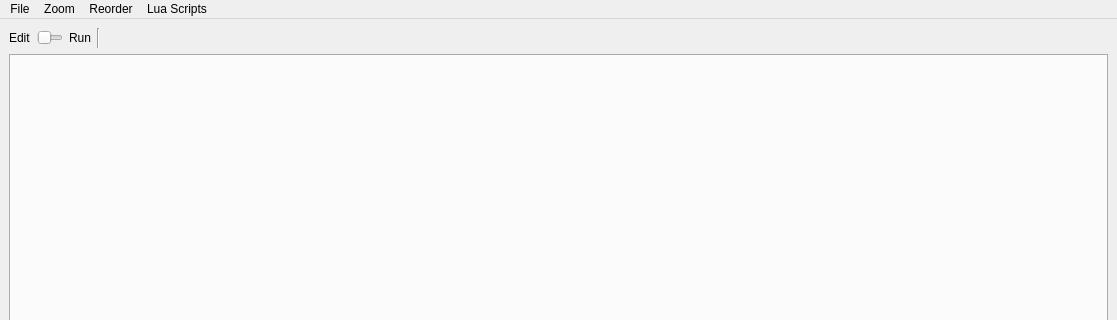
BTIRAI/pacman, file bt_editor/bt_editor/mainwindow.ui: the form before one commit; both pictures show x 0 to 1117 and y 0 to 320 of the 1117 by 726 pixel window.
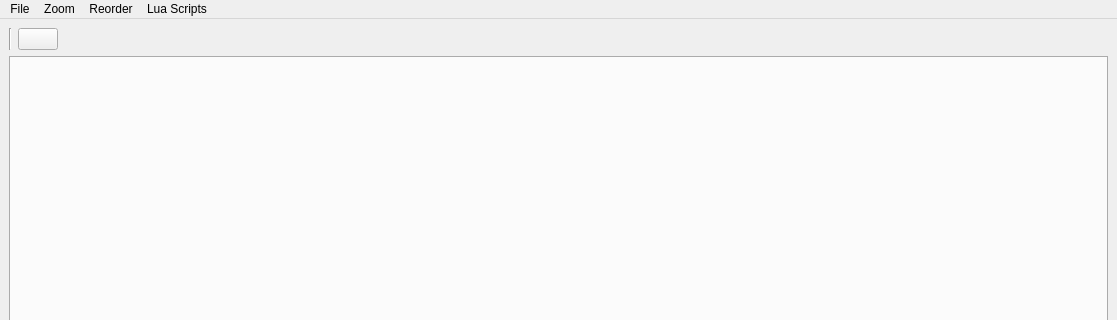
The form after the commit. Icons and pictures are not drawn.

Patch:
```diff
--- a/bt_editor/bt_editor/mainwindow.ui
+++ b/bt_editor/bt_editor/mainwindow.ui
@@ -31,42 +31,6 @@
         <property name="bottomMargin">
          <number>0</number>
         </property>
-        <item>
-         <widget class="QLabel" name="labelEdit">
-          <property name="text">
-           <string>Edit</string>
-          </property>
-         </widget>
-        </item>
-        <item>
-         <widget class="QSlider" name="selectMode">
-          <property name="minimumSize">
-           <size>
-            <width>26</width>
-            <height>0</height>
-           </size>
-          </property>
-          <property name="maximumSize">
-           <size>
-            <width>26</width>
-            <height>16777215</height>
-           </size>
-          </property>
-          <property name="maximum">
-           <number>1</number>
-          </property>
-          <property name="orientation">
-           <enum>Qt::Horizontal</enum>
-          </property>
-         </widget>
-        </item>
-        <item>
-         <widget class="QLabel" name="labelMonitor">
-          <property name="text">
-           <string>Run</string>
-          </property>
-         </widget>
-        </item>
         <item>
          <widget class="Line" name="line">
           <property name="orientation">
@@ -74,6 +38,21 @@
           </property>
          </widget>
         </item>
+        <item>
+         <widget class="QPushButton" name="playButton">
+          <property name="text">
+           <string/>
+          </property>
+          <property name="icon">
+           <iconset resource="../qt_nodeditor/resources/resources.qrc">
+            <normaloff>:/play.png</normaloff>
+            <normalon>:/stop.png</normalon>:/play.png</iconset>
+          </property>
+          <property name="checkable">
+           <bool>true</bool>
+          </property>
+         </widget>
+        </item>
         <item>
          <spacer name="horizontalSpacer">
           <property name="orientation">
```
Left out of the diff: 8 changed lines with no effect on the pictures.
